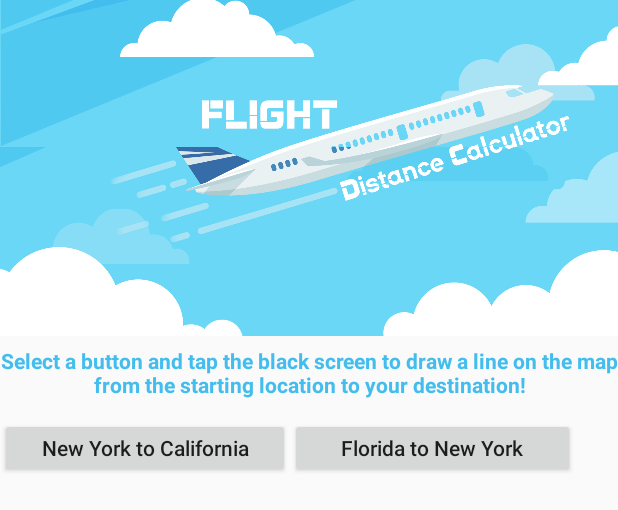
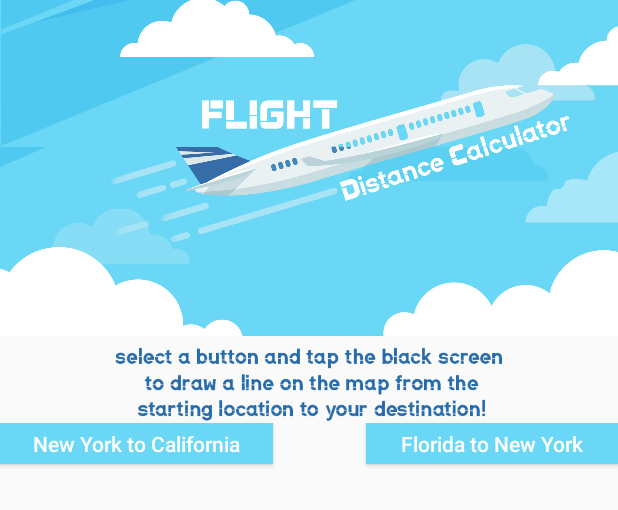
Before and after one commit to emilylakic/cs441-airplanedistancetracker, an Android app: the layout activity_main.xml on its own in the app's theme, with its tools: preview values and no code run, on a phone screen of 412 x 824 dp. Shown: the top 510 px of the screen. Run offline under Robolectric (Android 15) with nearby library versions, the phone set to English and light mode, and no system bars.

Commit message:
Finished customization

```diff
--- a/app/src/main/java/com/example/myapplication/airplanedistance/MySurface.java
+++ b/app/src/main/java/com/example/myapplication/airplanedistance/MySurface.java
@@ -50,9 +50,9 @@ public class MySurface extends SurfaceView implements SurfaceHolder.Callback {
         surfaceHolder = getHolder();
         Canvas canvas = surfaceHolder.lockCanvas();
         Paint surfaceBackground = new Paint();
-        // Set the surfaceview background color.
+        // Set the surfaceview background color
         surfaceBackground.setColor(Color.WHITE);
-        // Draw the surfaceview background color.
+        // Draw the surfaceview background color
         canvas.drawRect(0, 0, this.getWidth(), this.getHeight(), surfaceBackground);
 
         // Draw the circle.
@@ -60,9 +60,6 @@ public class MySurface extends SurfaceView implements SurfaceHolder.Callback {
         paint.setStrokeWidth(4);
         canvas.drawBitmap(resizedBitmap, 0, 0, null);
         canvas.drawLine(650, 110, circleX, circleY, paint);
-       // canvas.drawCircle(circleX, circleY, 100, paint);
-
-        //canvas.drawCircle(50, 50, 200, paint);
 
         // Unlock the canvas object and post the new draw.
         surfaceHolder.unlockCanvasAndPost(canvas);
@@ -80,7 +77,12 @@ public class MySurface extends SurfaceView implements SurfaceHolder.Callback {
         canvas.drawRect(0, 0, this.getWidth(), this.getHeight(), surfaceBackground);
 
         // Draw the rectangle.
-        canvas.drawRect(circleX, circleY, circleX + 200, circleY + 200, paint);
+        // Draw the circle.
+        paint.setColor(Color.DKGRAY);
+        paint.setStrokeWidth(4);
+        canvas.drawBitmap(resizedBitmap1, 0, 0, null);
+        canvas.drawLine(600, 420, circleX, circleY, paint);
+        //canvas.drawRect(circleX, circleY, circleX + 200, circleY + 200, paint);
 
         surfaceHolder.unlockCanvasAndPost(canvas);
     }
--- a/app/src/main/res/layout/activity_main.xml
+++ b/app/src/main/res/layout/activity_main.xml
@@ -21,39 +21,46 @@
 
         <LinearLayout
             android:layout_width="match_parent"
-            android:layout_height="48dp"
+            android:layout_height="51dp"
             android:orientation="horizontal">
 
-            <TextView
-                android:id="@+id/textView2"
-                android:layout_width="295dp"
+            <ImageView
+                android:id="@+id/imageView"
+                android:layout_width="wrap_content"
                 android:layout_height="wrap_content"
-                android:gravity="center"
                 android:layout_weight="1"
-                android:textColor="#43bdee"
-                android:textStyle="bold"
-                android:text="Select a button and tap the black screen to draw a line on the map from the starting location to your destination!" />
+                app:srcCompat="@drawable/instructions" />
         </LinearLayout>
 
         <LinearLayout
             android:layout_width="match_parent"
-            android:layout_height="46dp"
+            android:layout_height="39dp"
             android:orientation="horizontal">
 
             <Button
                 android:id="@+id/laButton"
-                android:layout_width="193dp"
-                android:layout_height="40dp"
+                android:layout_width="182dp"
+                android:layout_height="27dp"
+                android:background="@color/lightblue"
                 android:text="New York to California"
                 android:textAllCaps="false"
+                android:textColor="@color/white"
                 android:textSize="14dp" />
+
+            <TextView
+                android:id="@+id/textView3"
+                android:layout_width="25dp"
+                android:layout_height="wrap_content"
+                android:layout_weight="1" />
 
             <Button
                 android:id="@+id/flButton"
-                android:layout_width="190dp"
-                android:layout_height="40dp"
+                android:layout_width="168dp"
+                android:layout_height="27dp"
+                android:background="@color/lightblue"
                 android:text="Florida to New York"
                 android:textAllCaps="false"
+                android:textColor="@color/white"
                 android:textSize="14dp" />
 
         </LinearLayout>
--- a/app/src/main/res/values/colors.xml
+++ b/app/src/main/res/values/colors.xml
@@ -4,4 +4,5 @@
     <color name="colorPrimaryDark">#85d5f2</color>
     <color name="colorAccent">#D81B60</color>
     <color name="white">#FFFFFF</color>
+    <color name="lightblue">#6ad7f6</color>
 </resources>
```
Also changed, not shown: app/src/main/res/drawable/instructions.png (added).
